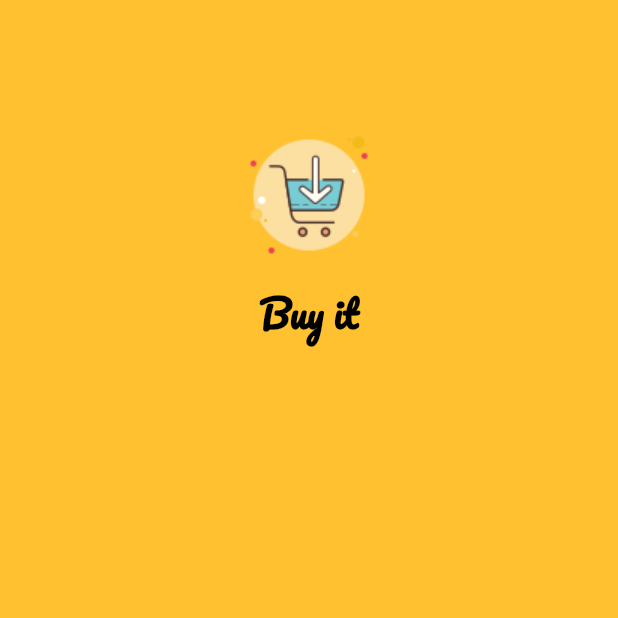
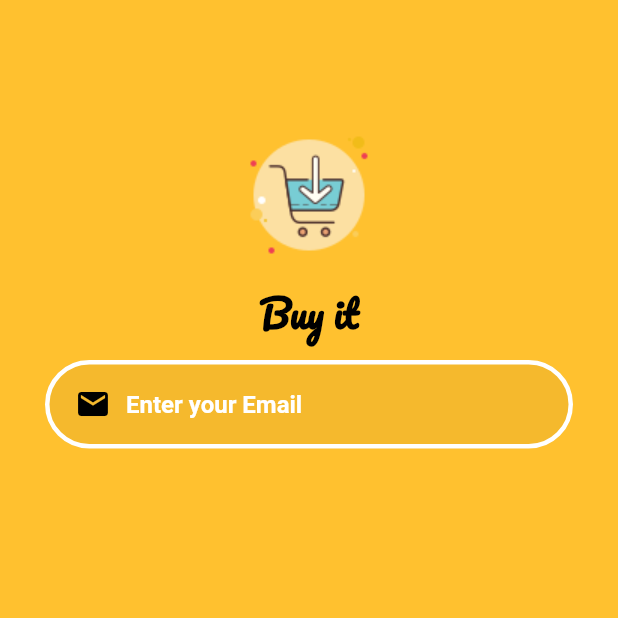
Before and after one commit to Scorpion645/newecommerceappwiththarwat, a Flutter app: the screen it shows after launch, on a phone screen of 412 x 824 dp, the top half of it. Run offline on Flutter 3.47's test engine with Material 2 defaults, Android fonts, the phone set to English and light mode, and no system bars.

Commit message:
Custom textfield complete

```diff
--- a/lib/screens/Login_screen.dart
+++ b/lib/screens/Login_screen.dart
@@ -3,6 +3,7 @@
 import 'package:flutter/material.dart';
 
 import '../constants/constants.dart';
+import '../widget/customtextfield.dart';
 
 class LoginScreen extends StatelessWidget {
   static String id = 'HomePage';
@@ -20,24 +21,32 @@ class LoginScreen extends StatelessWidget {
             height: 30,
           ),
           Stack(
-          alignment: Alignment.center,
+              alignment: Alignment.center,
               // ignore: prefer_const_literals_to_create_immutables
               children: [
                 Padding(
                   padding: const EdgeInsets.all(50),
-                  child: Image(image: AssetImage('assets/images/icons8-buy-100.png')),
+                  child: Image(
+                      image: AssetImage('assets/images/icons8-buy-100.png')),
                 ),
                 Positioned(
                   bottom: 0,
-
                   child: Text('Buy it',
                       style: TextStyle(
-                          fontWeight: FontWeight.bold,
-                          fontSize: 25,
-                          color: Colors.black,
-                          fontFamily: 'pacifico',)),
+                        fontWeight: FontWeight.bold,
+                        fontSize: 25,
+                        color: Colors.black,
+                        fontFamily: 'pacifico',
+                      )),
                 )
-              ])
+              ]),
+              SizedBox(height: 10,),
+          CustomTextField(
+              myHint: 'Enter your Email',
+              myKeyboard: TextInputType.emailAddress,
+              myObscuredtext: false,
+              myPrefixIcon: Icons.email,
+              onClick: () {})
         ],
       ),
     );
--- /dev/null
+++ b/lib/widget/customtextfield.dart
@@ -0,0 +1,51 @@
+import 'package:flutter/material.dart';
+
+class CustomTextField extends StatelessWidget {
+  String myHint;
+  bool myObscuredtext;
+  TextInputType myKeyboard;
+  IconData myPrefixIcon;
+  Function onClick;
+
+  CustomTextField(
+      {required this.myHint,
+      required this.myKeyboard,
+      required this.myObscuredtext,
+      required this.myPrefixIcon,
+      required this.onClick});
+
+  get kSecondaryColor => null;
+
+  @override
+  Widget build(BuildContext context) {
+    return Padding(
+      padding: const EdgeInsets.symmetric(horizontal: 30),
+      child: TextField(
+        onChanged: (value) {
+          onClick;
+        },
+        obscureText: myObscuredtext,
+        keyboardType: myKeyboard,
+        decoration: InputDecoration(
+            filled: true,
+            fillColor: kSecondaryColor,
+            hintText: myHint,
+            hintStyle: const TextStyle(fontWeight: FontWeight.bold, color: Colors.white),
+            border: InputBorder.none,
+            enabledBorder: OutlineInputBorder(
+                borderRadius: BorderRadius.circular(30),
+                borderSide: const BorderSide(color: Colors.white, width: 3)),
+            focusedBorder: OutlineInputBorder(
+                borderRadius: BorderRadius.circular(30),
+                borderSide: const BorderSide(color: Colors.white, width: 3)),
+            prefixIcon: Padding(
+              padding: const EdgeInsets.only(left: 20, right: 10),
+              child: Icon(
+                myPrefixIcon,
+                color: Colors.black,
+              ),
+            )),
+      ),
+    );
+  }
+}
```
